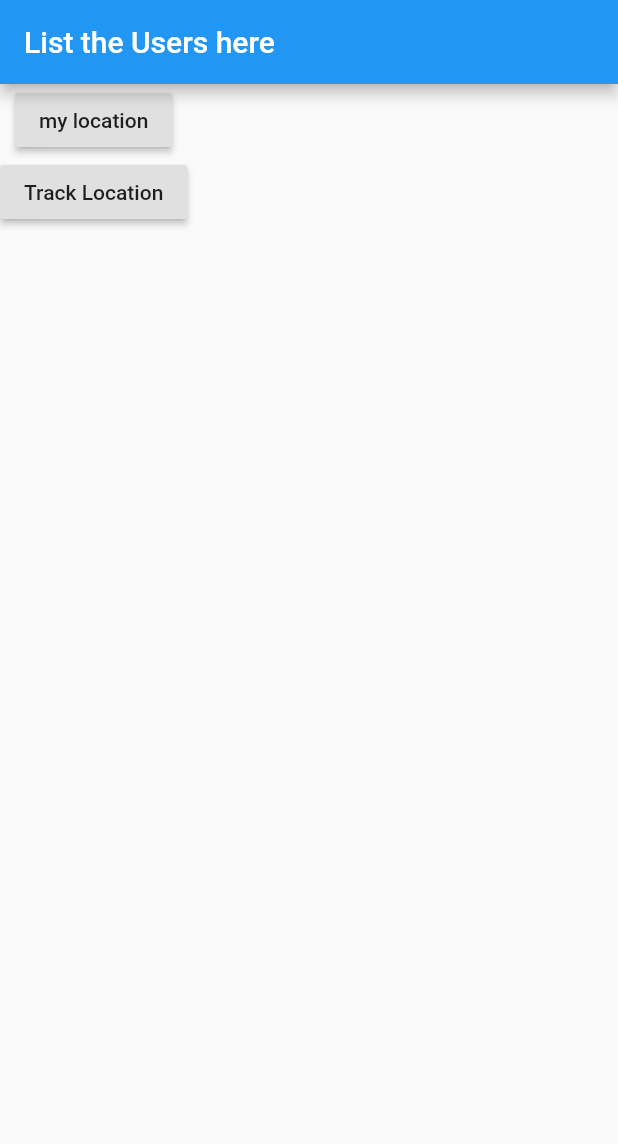
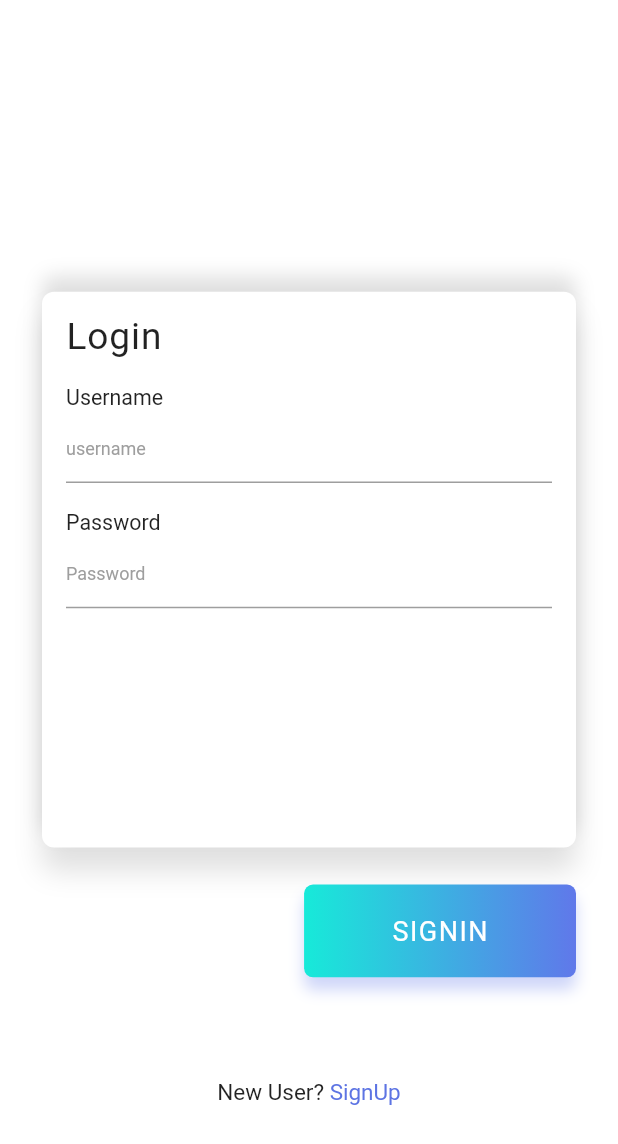
Before and after one commit to sharmajsr/Beacon-Flutter-App, a Flutter app: the screen it shows after launch, on a phone screen of 412 x 824 dp. Shown: the top 1144 px of the screen. Run offline on Flutter 3.47's test engine with Material 2 defaults, Android fonts, the phone set to English and light mode, and no system bars; our stand-ins replace cloud_firestore, firebase_auth, firebase_database, flutter_screenutil, google_maps_flutter, location and 3 more; accounts and stored records are empty; Roboto replaces fonts that are missing (Poppins-Bold, Poppins-Medium).

Commit message:
1. Login/Sign Up implemented

```diff
--- a/lib/main.dart
+++ b/lib/main.dart
@@ -1,5 +1,4 @@
-import 'package:beacon_flutter/ui/UsersPage.dart';
-import 'package:beacon_flutter/ui/dashboard.dart';
+import 'package:beacon_flutter/ui/Login.dart';
 import 'package:flutter/material.dart';
 
 void main() => runApp(MyApp());
@@ -14,7 +13,7 @@ class MyApp extends StatelessWidget {
       theme: ThemeData(
         primarySwatch: Colors.blue,
       ),
-      home: Users(),
+      home: Login(),
     );
   }
 }
--- /dev/null
+++ b/lib/model/Constants.dart
@@ -0,0 +1,11 @@
+class Constants{
+  static String isLoggedIn = "ISLOGGEDIN";
+  static String isLoggedOut = "ISLOGGEDOUT";
+  static String loggedInUserId = "LOGGEDUSERID";
+  static String loggedInUserName = "LOGGEDNAME" ;
+  static String loggedInUserRole = "LOGGEDINUSERROLE";
+  static String loggedInUserMobile = "LOGGEDMOBILE";
+  static String loggedInUserPinCode = "LOGGEDUSERPINCODE";
+
+
+}
--- /dev/null
+++ b/lib/ui/Login.dart
@@ -0,0 +1,337 @@
+import 'dart:io';
+
+import 'package:beacon_flutter/model/Constants.dart';
+import 'package:beacon_flutter/ui/SignUp.dart';
+import 'package:beacon_flutter/ui/dashboard.dart';
+import 'package:cloud_firestore/cloud_firestore.dart';
+import 'package:firebase_auth/firebase_auth.dart';
+import 'package:flutter/material.dart';
+import 'package:flutter_screenutil/flutter_screenutil.dart';
+import 'package:modal_progress_hud/modal_progress_hud.dart';
+import 'package:shared_preferences/shared_preferences.dart';
+import 'package:toast/toast.dart';
+
+class Login extends StatefulWidget {
+  @override
+  _LoginState createState() => new _LoginState();
+}
+
+class _LoginState extends State<Login> {
+  bool validateEmail = false;
+  bool validatePassword = false;
+  String name, email, role, mobile,pincode;
+  bool _isSelected = false;
+
+  void _radio() {
+    setState(() {
+      _isSelected = !_isSelected;
+    });
+  }
+
+  TextEditingController emailController = TextEditingController();
+  TextEditingController passwordController = TextEditingController();
+
+  Widget radioButton(bool isSelected) => Container(
+    width: 16.0,
+    height: 16.0,
+    padding: EdgeInsets.all(2.0),
+    decoration: BoxDecoration(
+        shape: BoxShape.circle,
+        border: Border.all(width: 2.0, color: Colors.black)),
+    child: isSelected
+        ? Container(
+      width: double.infinity,
+      height: double.infinity,
+      decoration:
+      BoxDecoration(shape: BoxShape.circle, color: Colors.black),
+    )
+        : Container(),
+  );
+
+  Widget horizontalLine() => Padding(
+    padding: EdgeInsets.symmetric(horizontal: 16.0),
+    child: Container(
+      width: ScreenUtil.getInstance().setWidth(120),
+      height: 1.0,
+      color: Colors.black26.withOpacity(.2),
+    ),
+  );
+
+  Future<bool> _onWillPop() {
+    return showDialog(
+      context: context,
+      builder: (context) => new AlertDialog(
+        title: new Text('Are you sure?'),
+        content: new Text('Do you want to exit the App'),
+        actions: <Widget>[
+          new FlatButton(
+            onPressed: () => Navigator.of(context).pop(false),
+            child: new Text('No'),
+          ),
+          new FlatButton(
+            onPressed: () => exit(0),
+            child: new Text('Yes'),
+          ),
+        ],
+      ),
+    ) ??
+        false;
+  }
+  bool _saving = false;
+
+  @override
+  Widget build(BuildContext context) {
+    ScreenUtil.instance = ScreenUtil.getInstance()..init(context);
+    ScreenUtil.instance =
+        ScreenUtil(width: 750, height: 1334, allowFontScaling: true);
+
+    return ModalProgressHUD(
+      inAsyncCall: _saving,
+      child: WillPopScope(
+        onWillPop: () => _onWillPop(),
+        child: Scaffold(
+          backgroundColor: Colors.white,
+          resizeToAvoidBottomPadding: true,
+          body: Stack(
+            fit: StackFit.expand,
+            children: <Widget>[
+
+              SingleChildScrollView(
+                child: Padding(
+                  padding: EdgeInsets.only(left: 28.0, right: 28.0, top: 40.0),
+                  child: Column(
+                    children: <Widget>[
+                      SizedBox(
+                        height: ScreenUtil.getInstance().setHeight(250),
+                      ),
+                      formCard(),
+                      SizedBox(height: ScreenUtil.getInstance().setHeight(40)),
+                      Row(
+                        mainAxisAlignment: MainAxisAlignment.end,
+                        children: <Widget>[
+                          InkWell(
+                            child: Container(
+                              width: ScreenUtil.getInstance().setWidth(330),
+                              height: ScreenUtil.getInstance().setHeight(100),
+                              decoration: BoxDecoration(
+                                  gradient: LinearGradient(colors: [
+                                    Color(0xFF17ead9),
+                                    Color(0xFF6078ea)
+                                  ]),
+                                  borderRadius: BorderRadius.circular(6.0),
+                                  boxShadow: [
+                                    BoxShadow(
+                                        color: Color(0xFF6078ea).withOpacity(.3),
+                                        offset: Offset(0.0, 8.0),
+                                        blurRadius: 8.0)
+                                  ]),
+                              child: Material(
+                                color: Colors.transparent,
+                                child: InkWell(
+                                  onTap: () {
+                                    setState(() {
+                                      emailController.text.isEmpty
+                                          ? validateEmail = true
+                                          : validateEmail = false;
+                                      passwordController.text.isEmpty
+                                          ? validatePassword = true
+                                          : validatePassword = false;
+                                    });
+                                    if (!validateEmail && !validatePassword) {
+                                      //isLoading==false? CircularProgressIndicator(),signIn():
+                                      _saving=true;
+                                      signIn();
+                                    }
+                                  },
+                                  child: Center(
+                                    child: Text("SIGNIN",
+                                        style: TextStyle(
+                                            color: Colors.white,
+                                            fontFamily: "Poppins-Bold",
+                                            fontSize: 18,
+                                            letterSpacing: 1.0)),
+                                  ),
+                                ),
+                              ),
+                            ),
+                          )
+                        ],
+                      ),
+                      SizedBox(
+                        height: ScreenUtil.getInstance().setHeight(40),
+                      ),
+                      SizedBox(
+                        height: ScreenUtil.getInstance().setHeight(40),
+                      ),
+                      SizedBox(
+                        height: ScreenUtil.getInstance().setHeight(30),
+                      ),
+                      Row(
+                        mainAxisAlignment: MainAxisAlignment.center,
+                        children: <Widget>[
+                          Text(
+                            "New User? ",
+                            style: TextStyle(
+                              fontFamily: "Poppins-Medium",
+                              fontSize: 15.0,
+                            ),
+                          ),
+                          InkWell(
+                            onTap: () {
+                              Navigator.push(
+                                  context,
+                                  new MaterialPageRoute(
+                                      builder: (context) => SignUp()));
+                            },
+                            child: Text("SignUp",
+                                style: TextStyle(
+                                    color: Color(0xFF5d74e3),
+                                    fontFamily: "Poppins-Bold",
+                                    fontSize: 15.0)),
+                          )
+                        ],
+                      )
+                    ],
+                  ),
+                ),
+              )
+            ],
+          ),
+        ),
+      ),
+    );
+  }
+
+  Future<void> signIn() async {
+    //final forState = formKey.currentState;
+
+    try {
+      //Center(child: CircularProgressIndicator(backgroundColor: Colors.black,strokeWidth: 50,));
+      final FirebaseUser user = (await FirebaseAuth.instance
+          .signInWithEmailAndPassword(
+          email: emailController.text,
+          password: passwordController.text))
+          .user;
+      print(user.uid);
+
+      var d = await Firestore.instance
+          .collection('users')
+          .document(emailController.text)
+          .get()
+          .then((DocumentSnapshot) async {
+        name = DocumentSnapshot.data['name'];
+        email = DocumentSnapshot.data['email'];
+        pincode = DocumentSnapshot.data['pincode'];
+        mobile = DocumentSnapshot.data['mobile'];
+        role = DocumentSnapshot.data['role'];
+//        room = DocumentSnapshot.data['room'];
+//        mobile = DocumentSnapshot.data['mobile'];
+        print("name : $name");
+        final prefs = await SharedPreferences.getInstance();
+
+        prefs.setString(Constants.loggedInUserRole, role);
+//        prefs.setString(Constants.loggedInUserBlock, block);
+        prefs.setString(Constants.loggedInUserPinCode, pincode);
+        prefs.setString(Constants.loggedInUserMobile, mobile);
+        prefs.setString(Constants.loggedInUserName, name);
+        prefs.setString(Constants.isLoggedIn, 'true');
+        print("Constants name : ${Constants.loggedInUserMobile}");
+        print(DocumentSnapshot.data.toString());
+      });
+      _saving=false;
+
+        Navigator.push(
+            context, MaterialPageRoute(builder: (context) =>Dashboard(),));
+
+    } catch (e) {
+      print(e.message);
+      _saving = false;
+      setState(() {
+
+      });
+      Toast.show(e.message, context,
+          duration: Toast.LENGTH_LONG, gravity: Toast.BOTTOM);
+    }
+  }
+
+  formCard() {
+    return Container(
+      width: double.infinity,
+      height: ScreenUtil.getInstance().setHeight(600),
+      decoration: BoxDecoration(
+          color: Colors.white,
+          borderRadius: BorderRadius.circular(8.0),
+          boxShadow: [
+            BoxShadow(
+                color: Colors.black12,
+                offset: Offset(0.0, 15.0),
+                blurRadius: 15.0),
+            BoxShadow(
+                color: Colors.black12,
+                offset: Offset(0.0, -10.0),
+                blurRadius: 10.0),
+          ]),
+      child: Padding(
+        padding: EdgeInsets.only(left: 16.0, right: 16.0, top: 15.0),
+        child: Column(
+          crossAxisAlignment: CrossAxisAlignment.start,
+          children: <Widget>[
+            Text("Login",
+                style: TextStyle(
+                    fontSize: ScreenUtil.getInstance().setSp(45),
+                    fontFamily: "Poppins-Bold",
+                    letterSpacing: .6)),
+            SizedBox(
+              height: ScreenUtil.getInstance().setHeight(30),
+            ),
+            Text("Username",
+                style: TextStyle(
+                    fontFamily: "Poppins-Medium",
+                    fontSize: ScreenUtil.getInstance().setSp(26))),
+            TextField(
+              controller: emailController,
+              onChanged: (value) {
+                setState(() {
+                  value.isEmpty ? validateEmail = true : validateEmail = false;
+                });
+              },
+              decoration: InputDecoration(
+                  errorText: validateEmail ? "Email can\'t be empty" : null,
+                  hintText: "username",
+                  hintStyle: TextStyle(color: Colors.grey, fontSize: 12.0)),
+            ),
+            SizedBox(
+              height: ScreenUtil.getInstance().setHeight(30),
+            ),
+            Text("Password",
+                style: TextStyle(
+                    fontFamily: "Poppins-Medium",
+                    fontSize: ScreenUtil.getInstance().setSp(26))),
+            Padding(
+              padding: const EdgeInsets.only(bottom: 20.0),
+              child: TextField(
+                onChanged: (value) {
+                  setState(() {
+                    value.isEmpty
+                        ? validatePassword = true
+                        : validatePassword = false;
+                  });
+                },
+                controller: passwordController,
+                obscureText: true,
+                decoration: InputDecoration(
+                    errorText:
+                    validatePassword ? "Password can\'t be empty" : null,
+                    hintText: "Password",
+                    hintStyle: TextStyle(color: Colors.grey, fontSize: 12.0)),
+              ),
+            ),
+            SizedBox(
+              height: ScreenUtil.getInstance().setHeight(40),
+            ),
+          ],
+        ),
+      ),
+    );
+  }
+}
--- a/lib/ui/UsersPage.dart
+++ b/lib/ui/UsersPage.dart
@@ -12,7 +12,7 @@ class _UsersState extends State<Users> {
   Widget build(BuildContext context) {
     return Scaffold(
       appBar: AppBar(
-        title: Text('List the Users here'),
+        title: Text('Beacons'),
       ),
       body: Column(
         children: <Widget>[
--- a/pubspec.yaml
+++ b/pubspec.yaml
@@ -27,6 +27,12 @@ dependencies:
   location:
   google_maps_flutter: ^0.5.21
   firebase_database: ^3.1.3
+  shared_preferences: ^0.5.6+2
+  toast: ^0.1.5
+  firebase_auth: ^0.15.5+2
+  modal_progress_hud: ^0.1.3
+  flutter_screenutil: ^0.4.2
+  cloud_firestore: ^0.13.4+1
 
 dev_dependencies:
   flutter_test:
```
Also changed, not shown: lib/ui/SignUp.dart (added, +275 -0 lines), lib/ui/dashboard.dart (+11 -14 lines), pubspec.lock, 1 other file.
